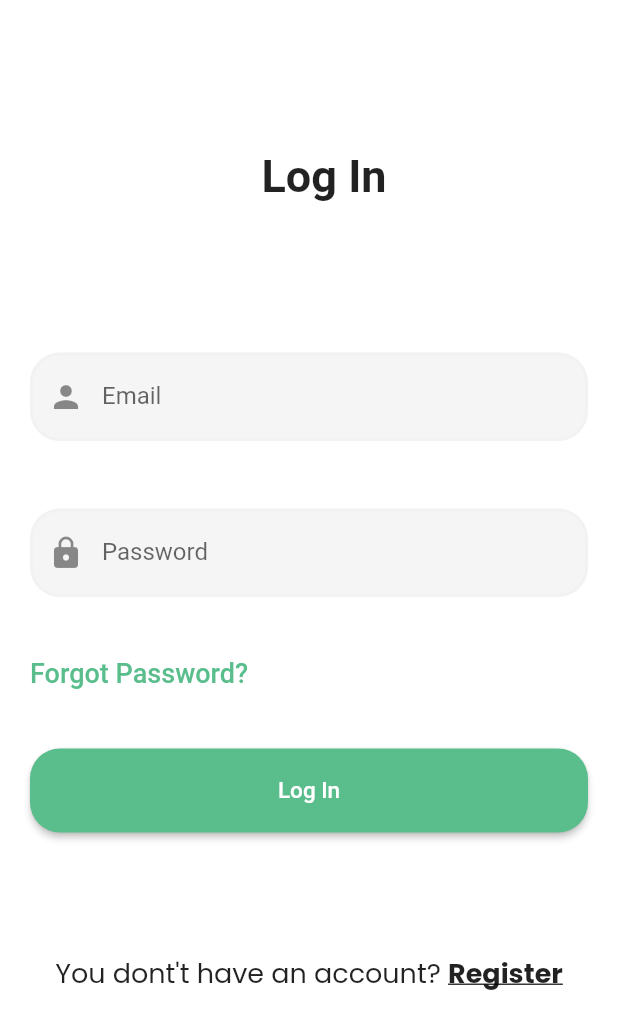
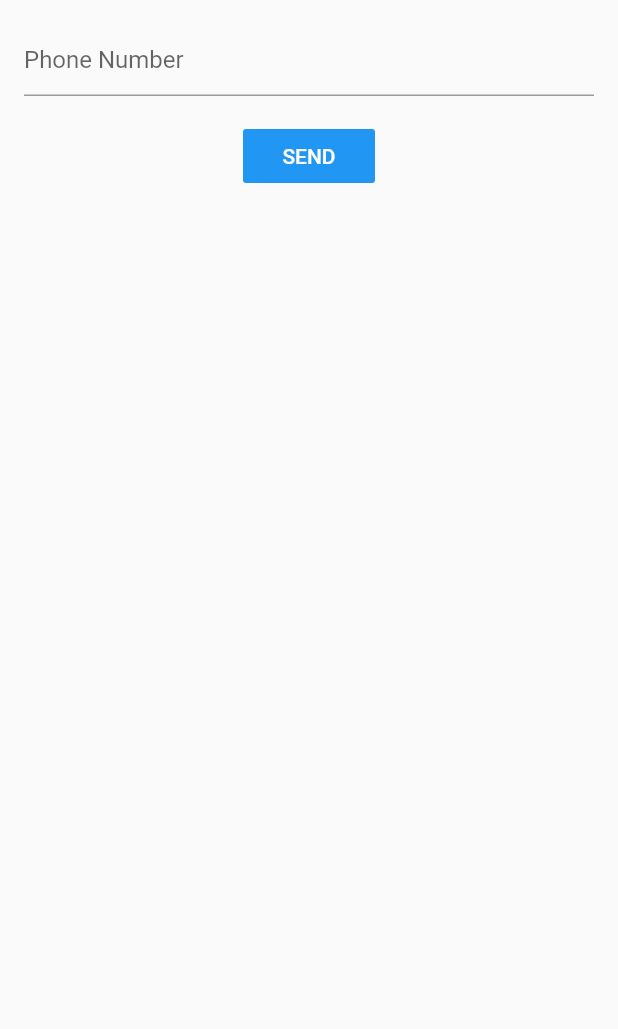
Before and after one commit to 4eug/E-Auth, a Flutter app: the screen it shows after launch, on a phone screen of 412 x 824 dp. Shown: the top 1029 px of the screen. Run offline on Flutter 3.47's test engine with Material 2 defaults, Android fonts, the phone set to English and light mode, and no system bars; our stand-ins replace firebase_auth, firebase_core, fluttertoast, google_fonts, page_transition; accounts and stored records are empty.

Commit message:
Phone Authentication

```diff
--- a/lib/routes/router.dart
+++ b/lib/routes/router.dart
@@ -1,6 +1,7 @@
 import 'package:e_auth/routes/routes.dart';
 import 'package:e_auth/screens/emailAuth/login.dart';
 import 'package:e_auth/screens/home.dart';
+import 'package:e_auth/screens/phoneAuth/login.dart';
 import 'package:e_auth/screens/test.dart';
 import 'package:e_auth/screens/welcome.dart';
 import 'package:flutter/material.dart';
@@ -25,6 +26,12 @@ Route<dynamic> generateRoute(RouteSettings settings) {
     case loginScreenRoute:
       return PageTransition(
         child: LoginScreen(),
+        type: PageTransitionType.fade,
+      );
+
+    case loginPhoneScreenRoute:
+      return PageTransition(
+        child: LoginPhoneScreen(),
         type: PageTransitionType.fade,
       );
 
--- a/lib/routes/routes.dart
+++ b/lib/routes/routes.dart
@@ -9,3 +9,5 @@ const String loginScreenRoute = 'login';
 const String registerScreenRoute = 'register';
 
 const String resetScreenRoute = 'reset';
+
+const String loginPhoneScreenRoute = 'loginPhone';
--- a/lib/screens/emailAuth/register.dart
+++ b/lib/screens/emailAuth/register.dart
@@ -1,5 +1,5 @@
-import 'package:e_auth/screens/login.dart';
-import 'package:e_auth/screens/verify.dart';
+import 'package:e_auth/screens/emailAuth/login.dart';
+import 'package:e_auth/screens/emailAuth/verify.dart';
 import 'package:firebase_auth/firebase_auth.dart';
 import 'package:flutter/material.dart';
 import 'package:fluttertoast/fluttertoast.dart';
--- a/lib/screens/emailAuth/verify.dart
+++ b/lib/screens/emailAuth/verify.dart
@@ -1,5 +1,4 @@
 import 'dart:async';
-
 import 'package:e_auth/screens/home.dart';
 import 'package:firebase_auth/firebase_auth.dart';
 import 'package:flutter/material.dart';
--- /dev/null
+++ b/lib/screens/phoneAuth/login.dart
@@ -0,0 +1,124 @@
+import 'package:firebase_auth/firebase_auth.dart';
+import 'package:flutter/material.dart';
+
+enum MobileVerificationState {
+  SHOW_MOBILE_FORM_STATE,
+  SHOW_OTP_FORM_STATE,
+}
+
+class LoginPhoneScreen extends StatefulWidget {
+  LoginPhoneScreen({Key key}) : super(key: key);
+
+  @override
+  _LoginPhoneScreenState createState() => _LoginPhoneScreenState();
+}
+
+class _LoginPhoneScreenState extends State<LoginPhoneScreen> {
+  MobileVerificationState currentState =
+      MobileVerificationState.SHOW_MOBILE_FORM_STATE;
+
+  final phoneController = TextEditingController();
+  final otpController = TextEditingController();
+
+  FirebaseAuth _auth = FirebaseAuth.instance;
+
+  String verificationId;
+
+  bool showLoading = false;
+
+  getMobileFormWidget(context) {
+    return Column(
+      children: [
+        TextField(
+          controller: phoneController,
+          decoration: InputDecoration(
+            hintText: "Phone Number",
+          ),
+        ),
+        SizedBox(height: 16),
+        // ignore: deprecated_member_use
+        FlatButton(
+          onPressed: () async {
+            setState(() {
+              showLoading = true;
+            });
+
+            await _auth.verifyPhoneNumber(
+                phoneNumber: phoneController.text,
+                verificationCompleted: (phoneAuthCredential) async {
+                  setState(() {
+                    showLoading = false;
+                  });
+                },
+                verificationFailed: (verificationFailed) async {
+                  setState(() {
+                    showLoading = false;
+                  });
+                  // ignore: deprecated_member_use
+                  _scaffoldKey.currentState.showSnackBar(
+                      SnackBar(content: Text(verificationFailed.message)));
+                },
+                codeSent: (verficationId, resendingToken) async {
+                  setState(() {
+                    showLoading = false;
+                    currentState =
+                        MobileVerificationState.SHOW_MOBILE_FORM_STATE;
+                    this.verificationId = verficationId;
+                  });
+                },
+                codeAutoRetrievalTimeout: (verificationId) async {});
+          },
+          child: Text(
+            "SEND",
+          ),
+          color: Colors.blue,
+          textColor: Colors.white,
+        ),
+        Spacer(),
+      ],
+    );
+  }
+
+  getOtpFormWidget(context) {
+    return Column(
+      children: [
+        TextField(
+          controller: otpController,
+          decoration: InputDecoration(
+            hintText: "Enter OTP",
+          ),
+        ),
+        SizedBox(height: 16),
+        // ignore: deprecated_member_use
+        FlatButton(
+          onPressed: () {},
+          child: Text(
+            "VERFIY",
+          ),
+          color: Colors.blue,
+          textColor: Colors.white,
+        ),
+        Spacer(),
+      ],
+    );
+  }
+
+  final GlobalKey<ScaffoldState> _scaffoldKey = GlobalKey();
+
+  @override
+  Widget build(BuildContext context) {
+    return Scaffold(
+      key: _scaffoldKey,
+      body: Container(
+        child: showLoading
+            ? Center(
+                child: CircularProgressIndicator(),
+              )
+            : currentState == MobileVerificationState.SHOW_MOBILE_FORM_STATE
+                ? getMobileFormWidget(context)
+                : getOtpFormWidget(context),
+        padding: const EdgeInsets.all(16),
+      ),
+    );
+  }
+}
--- a/lib/screens/welcome.dart
+++ b/lib/screens/welcome.dart
@@ -22,7 +22,7 @@ class _WelcomeScreenState extends State<WelcomeScreen> {
   loadContext() async {
     Timer(Duration(seconds: 5), () {
       Navigator.of(context)
-          .pushNamedAndRemoveUntil(loginScreenRoute, (route) => false);
+          .pushNamedAndRemoveUntil(loginPhoneScreenRoute, (route) => false);
     });
   }
 
```
Also changed, not shown: lib/screens/select_auth.dart (+15 -0 lines), 2 other files.
